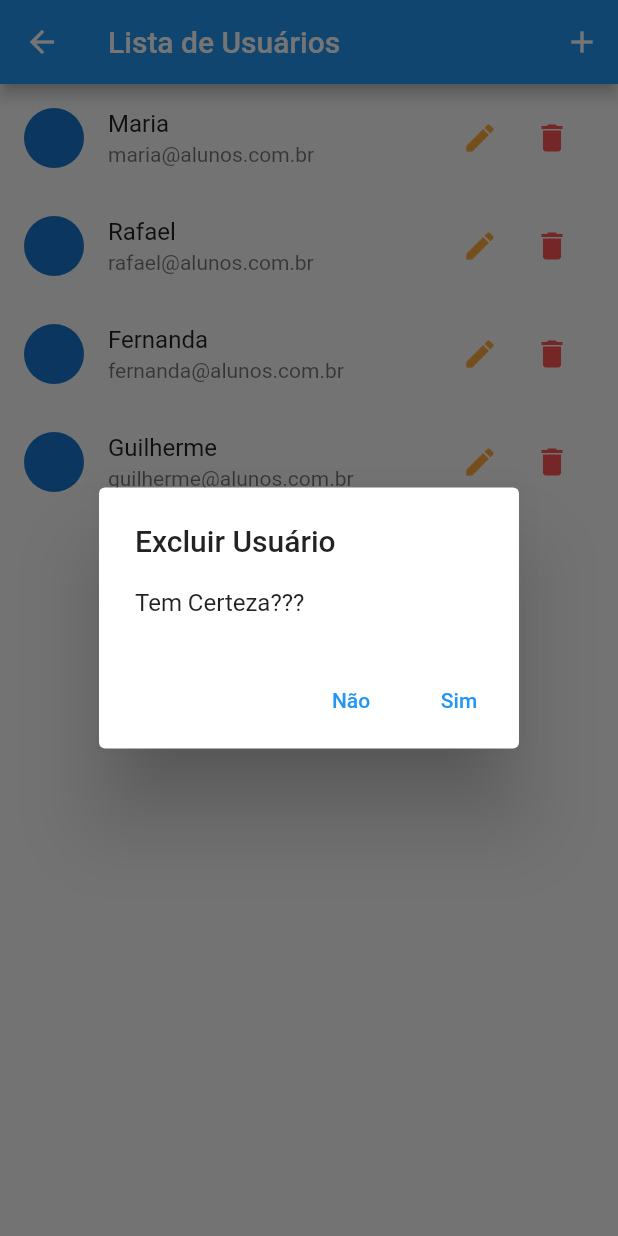
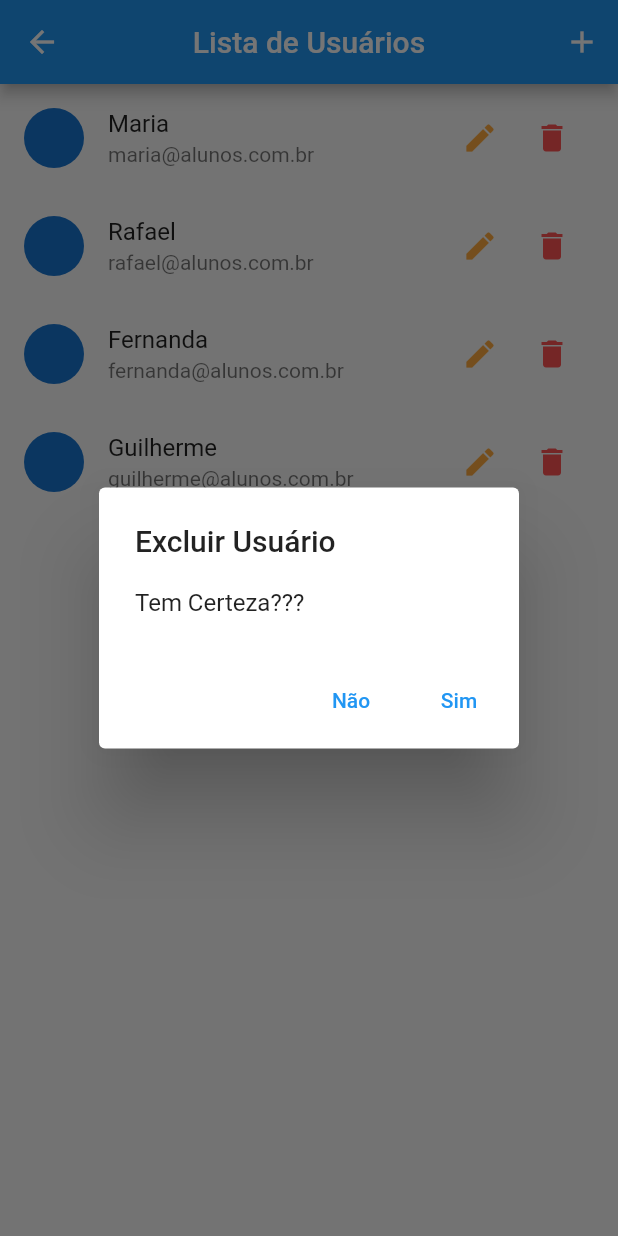
Before and after one commit to martynsdk/flutter_crud, a Flutter app: the UserList screen opened directly, after a tap on the "delete" icon, on a phone screen of 412 x 824 dp. Run offline on Flutter 3.47's test engine with Material 2 defaults, Android fonts, the phone set to English and light mode, and no system bars; network calls fail.

Commit message:
That Works

```diff
--- a/lib/components/user_tile.dart
+++ b/lib/components/user_tile.dart
@@ -8,26 +8,27 @@ import '../routes/app_routes.dart';
 class UserTile extends StatelessWidget {
   final User user;
 
-  const UserTile(this.user);
+  const UserTile(this.user, {Key? key}) : super(key: key);
 
+  //HERE
   @override
   Widget build(BuildContext context) {
     final avatar = user.avatarUrl == null || user.avatarUrl.isEmpty
-        ? CircleAvatar(child: Icon(Icons.person))
+        ? const CircleAvatar(child: Icon(Icons.person))
         : CircleAvatar(backgroundImage: NetworkImage(user.avatarUrl));
 
     return ListTile(
       leading: avatar,
       title: Text(user.name),
       subtitle: Text(user.email),
-      trailing: Container(
+      trailing: SizedBox(
         width: 100,
         child: Row(
           children: <Widget>[
             IconButton(
               onPressed: () {
                 Navigator.of(context).pushNamed(
-                  AppRoutes.USER_FORM,
+                  AppRoutes.userFormRoute,
                   arguments: user,
                 );
               },
@@ -35,7 +36,7 @@ class UserTile extends StatelessWidget {
               color: Colors.orangeAccent,
             ),
             IconButton(
-              icon: Icon(Icons.delete),
+              icon: const Icon(Icons.delete),
               color: Colors.redAccent,
               onPressed: () {
                 showDialog(
@@ -55,7 +56,7 @@ class UserTile extends StatelessWidget {
                     ],
                   ),
                 ).then((confirmed) {
-                  if(confirmed){
+                  if (confirmed) {
                     Provider.of<Users>(context, listen: false).remove(user);
                   }
                 });
--- a/lib/data/dummy_users.dart
+++ b/lib/data/dummy_users.dart
@@ -1,6 +1,6 @@
 import 'package:flutter_crud/models/user.dart';
 
-const DUMMY_USERS = {
+const dummyUsers = {
   '1': User(
       id: '1',
       name: "Maria",
--- a/lib/provider/users.dart
+++ b/lib/provider/users.dart
@@ -4,7 +4,7 @@ import 'package:flutter_crud/data/dummy_users.dart';
 import 'package:flutter_crud/models/user.dart';
 
 class Users with ChangeNotifier {
-  final Map<String, User> _items = {...DUMMY_USERS};
+  final Map<String, User> _items = {...dummyUsers};
 
   List<User> get all {
     return [..._items.values];
--- a/lib/routes/app_routes.dart
+++ b/lib/routes/app_routes.dart
@@ -1,5 +1,5 @@
 class AppRoutes{
 
-  static const HOME = '/';
-  static const USER_FORM = '/user-form';
+  static const homeRoute = '/';
+  static const userFormRoute = '/user-form';
 }
--- a/lib/views/user_list.dart
+++ b/lib/views/user_list.dart
@@ -1,25 +1,35 @@
 import 'package:flutter/material.dart';
-import 'package:flutter_crud/data/dummy_users.dart';
+import 'package:flutter_crud/components/user_tile.dart';
+import 'package:flutter_crud/models/user.dart';
+import 'package:flutter_crud/provider/users.dart';
 import 'package:flutter_crud/routes/app_routes.dart';
 import 'package:provider/provider.dart';
-import '../components/user_tile.dart';
-import '../models/user.dart';
-import '../provider/users.dart';
 
 class UserList extends StatelessWidget {
+  const UserList({Key? key}) : super(key: key);
+
   @override
   Widget build(BuildContext context) {
     final Users users = Provider.of(context);
 
     return Scaffold(
       appBar: AppBar(
-        title: Text('Lista de Usuários'),
+        centerTitle: true,
+        title: const Text('Lista de Usuários'),
         actions: <Widget>[
           IconButton(
-            icon: Icon(Icons.add),
+            icon: const Icon(Icons.add),
             onPressed: () {
-              Navigator.of(context).pushNamed(AppRoutes.USER_FORM);
-              },
+              Navigator.of(context).pushNamed(
+                AppRoutes.userFormRoute,
+                arguments: const User(
+                  id: '',
+                  name: '',
+                  email: '',
+                  avatarUrl: '',
+                ),
+              );
+            },
           ),
         ],
       ),
```
Also changed, not shown: lib/main.dart (+7 -53 lines), lib/views/user_form.dart (+19 -23 lines). Lines whose indentation alone changed are shown as unchanged.
